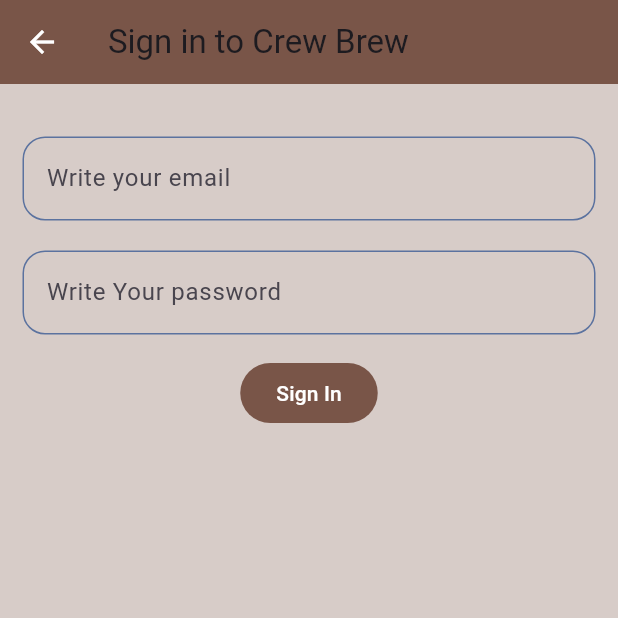
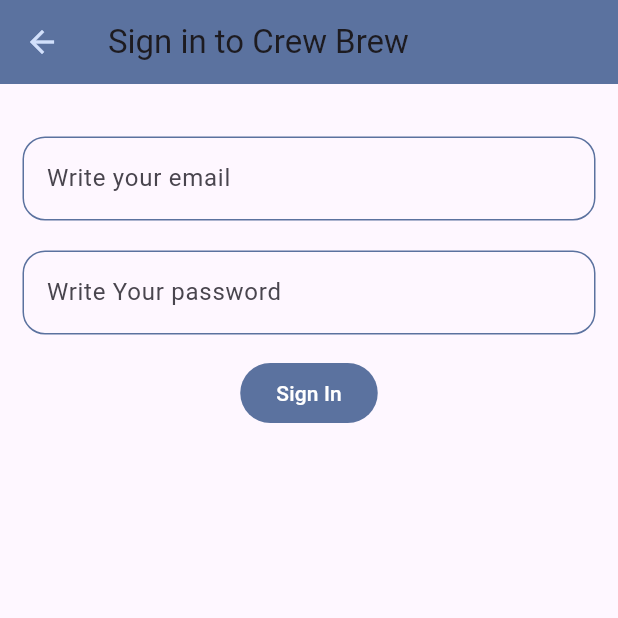
Before and after one commit to Ibrohim0344/fire_chat, a Flutter app: the screen it shows after launch, after a tap on "Sign in", on a phone screen of 412 x 824 dp, the top half of it. Run offline on Flutter 3.47's test engine with Material 2 defaults, Android fonts, the phone set to English and light mode, and no system bars; our stand-ins replace firebase_auth, firebase_core, firebase_database, flutter_spinkit, shared_preferences; accounts and stored records are empty.

```diff
--- a/lib/src/common/service/database_service.dart
+++ b/lib/src/common/service/database_service.dart
@@ -39,4 +39,10 @@ class DatabaseService {
 
   Future<void> delete({required String dataPath, required String id}) =>
       _database.ref(dataPath).child(id).remove();
+
+  Future<bool> checkUsers(String path) async {
+    final snapshot = await _database.ref(path).get();
+    if (snapshot.value == null) return false;
+    return true;
+  }
 }
--- a/lib/src/feature/auth/sign_in.dart
+++ b/lib/src/feature/auth/sign_in.dart
@@ -1,5 +1,6 @@
 import 'package:flutter/material.dart';
 
+import '../../common/constants/app_colors.dart';
 import '../../common/service/auth_service.dart';
 import '../home/home_screen.dart';
 import 'components/custom_text_field.dart';
@@ -53,15 +54,14 @@ class _SignInState extends State<SignIn> {
     return loading
         ? const Loading()
         : Scaffold(
-            backgroundColor: Colors.brown.shade100,
             appBar: AppBar(
+              backgroundColor: AppColors.secondaryColor,
               leading: BackButton(
-                color: Colors.white,
+                color: AppColors.mainColor,
                 onPressed: () {
                   Navigator.pop(context);
                 },
               ),
-              backgroundColor: Colors.brown,
               elevation: 0,
               title: const Text("Sign in to Crew Brew"),
             ),
@@ -90,7 +90,7 @@ class _SignInState extends State<SignIn> {
                     const SizedBox(height: 15),
                     FilledButton(
                       style: FilledButton.styleFrom(
-                        backgroundColor: Colors.brown,
+                        backgroundColor: AppColors.secondaryColor,
                       ),
                       onPressed: () async {
                         if (_formKey.currentState!.validate()) {
@@ -107,15 +107,17 @@ class _SignInState extends State<SignIn> {
                             Navigator.pushReplacement(
                               context,
                               MaterialPageRoute(
-                                builder: (context) =>  const HomeScreen(),
+                                builder: (context) => const HomeScreen(),
                               ),
                             );
                           } else {
-                            setState(() {
-                              loading = true;
-                              emailValidation =
-                                  "Could not sign in with those credentials";
-                            });
+                            setState(
+                              () {
+                                loading = true;
+                                emailValidation =
+                                    "Could not sign in with those credentials";
+                              },
+                            );
                           }
                         }
                       },
```
Also changed, not shown: lib/src/feature/chat/data/chat_repository.dart (+9 -1 lines), lib/src/feature/home/home_screen.dart (+26 -7 lines).
